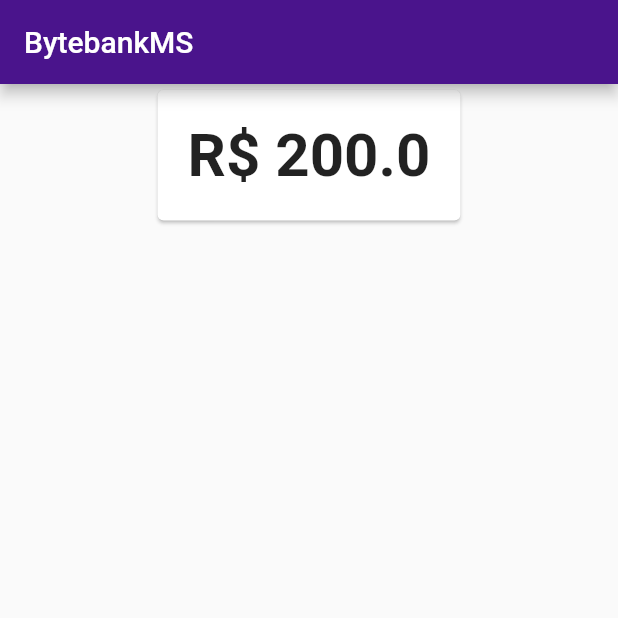
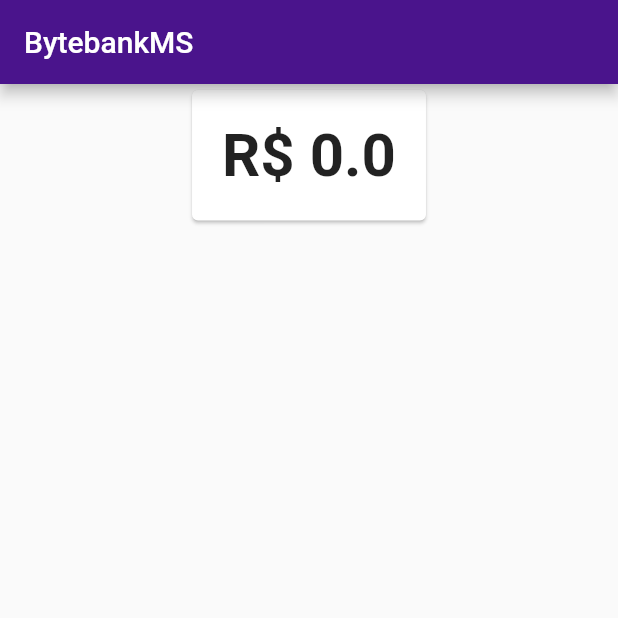
Before and after one commit to MayronSouza/bytebankms, a Flutter app: the screen it shows after launch, on a phone screen of 412 x 824 dp, the top half of it. Run offline on Flutter 3.47's test engine with Material 2 defaults, Android fonts, the phone set to English and light mode, and no system bars.

```diff
--- a/lib/screens/dashboard/dashboard.dart
+++ b/lib/screens/dashboard/dashboard.dart
@@ -11,9 +11,7 @@ class Dashboard extends StatelessWidget {
       ),
       body: Align(
         alignment: Alignment.topCenter,
-        child: SaldoCard(
-          Saldo(200.0),
-        ),
+        child: SaldoCard(),
       ),
     );
   }
--- a/lib/screens/dashboard/saldo_card.dart
+++ b/lib/screens/dashboard/saldo_card.dart
@@ -1,24 +1,25 @@
 import 'package:bytebankms/models/saldo.dart';
 import 'package:flutter/cupertino.dart';
 import 'package:flutter/material.dart';
+import 'package:provider/provider.dart';
 
 class SaldoCard extends StatelessWidget {
-  final Saldo saldo;
-
-  const SaldoCard(this.saldo);
-
   @override
   Widget build(BuildContext context) {
     return Card(
       child: Padding(
         padding: const EdgeInsets.all(20.0),
-        child: Text(
-          saldo.toString(),
-          textAlign: TextAlign.center,
-          style: TextStyle(
-            fontSize: 40.0,
-            fontWeight: FontWeight.bold,
-          ),
+        child: Consumer<Saldo>(
+          builder: (context, valor, child) {
+            return Text(
+              valor.toString(),
+              textAlign: TextAlign.center,
+              style: TextStyle(
+                fontSize: 40.0,
+                fontWeight: FontWeight.bold,
+              ),
+            );
+          },
         ),
       ),
     );
```
